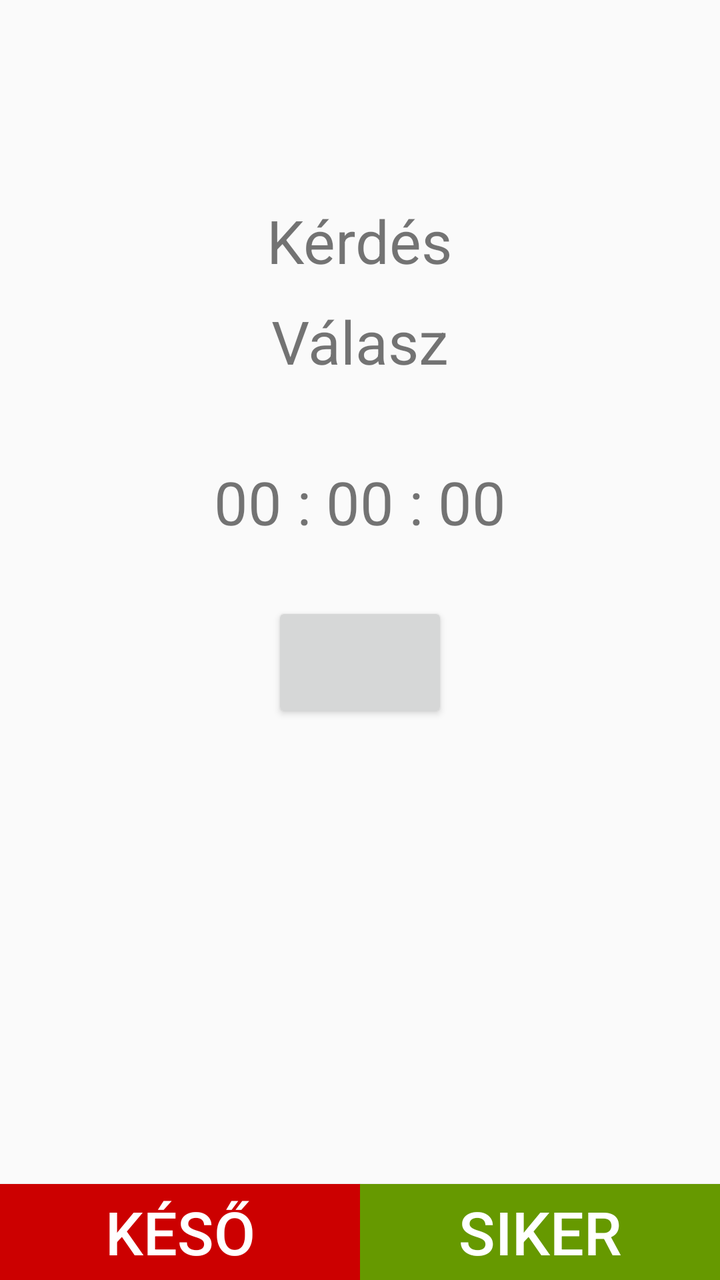
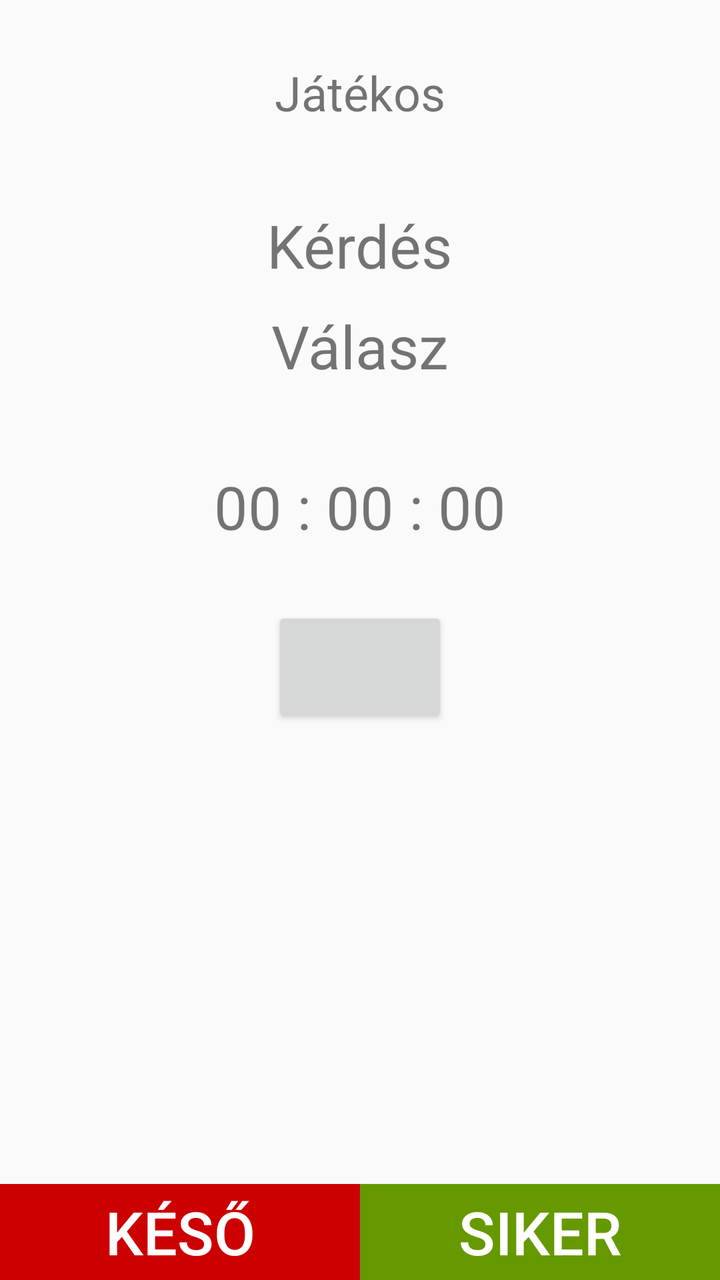

Compare the two renders of this Android layout. The source of the first and the diff that turns it into the second are given below.
<!-- AndroidManifest.xml: application theme AppTheme -->
<!-- res/layout/activity_question.xml -->
<?xml version="1.0" encoding="utf-8"?>
<RelativeLayout xmlns:android="http://schemas.android.com/apk/res/android"
    xmlns:app="http://schemas.android.com/apk/res-auto"
    xmlns:tools="http://schemas.android.com/tools"
    android:layout_width="match_parent"
    android:layout_height="match_parent"
    tools:context=".QuestionActivity">

    <View
        android:id="@+id/questionView"
        android:layout_width="0dp"
        android:layout_height="0dp"
        android:layout_centerHorizontal="true"
        android:background="@android:color/holo_blue_bright"/>

    <TextView
        android:layout_width="wrap_content"
        android:layout_height="wrap_content"
        android:id="@+id/Question"
        android:text="Kérdés"
        android:textSize="30sp"
        android:layout_centerHorizontal="true"
        android:layout_marginTop="100dp"
        android:layout_marginBottom="10dp"/>

    <TextView
        android:layout_width="wrap_content"
        android:layout_height="wrap_content"
        android:id="@+id/Answer"
        android:text="Válasz"
        android:textSize="30sp"
        android:layout_centerHorizontal="true"
        android:layout_below="@+id/Question"
        android:layout_marginBottom="10dp"/>

    <TextView
        android:layout_width="wrap_content"
        android:layout_height="wrap_content"
        android:id="@+id/Timer"
        android:layout_centerHorizontal="true"
        android:layout_below="@+id/Answer"
        android:layout_marginTop="30dp"
        android:textSize="30sp"
        android:text="00 : 00 : 00"/>

    <Button
        android:layout_width="wrap_content"
        android:layout_height="wrap_content"
        android:id="@+id/ButtonStartStop"
        android:layout_centerHorizontal="true"
        android:layout_below="@+id/Timer"
        android:layout_marginTop="30dp"
        android:textSize="30sp"/>

    <Button
        android:layout_width="0dp"
        android:layout_height="wrap_content"
        android:id="@+id/ButtonNotOk"
        android:layout_alignParentBottom="true"
        android:layout_alignEnd="@id/questionView"
        android:layout_alignParentStart="true"
        android:text="Késő"
        android:textSize="30sp"
        android:textColor="@android:color/white"
        android:background="@android:color/holo_red_dark"/>

    <Button
        android:layout_width="0dp"
        android:layout_height="wrap_content"
        android:id="@+id/ButtonOk"
        android:layout_alignParentBottom="true"
        android:layout_alignStart="@id/questionView"
        android:layout_alignParentEnd="true"
        android:text="Siker"
        android:textSize="30sp"
        android:textColor="@android:color/white"
        android:background="@android:color/holo_green_dark"/>

</RelativeLayout>
<!-- resources referenced by this layout -->
<resources>
  <style name="AppTheme" parent="Theme.AppCompat.Light.DarkActionBar">
          
          <item name="colorPrimary">@color/colorPrimary</item>
          <item name="colorPrimaryDark">@color/colorPrimaryDark</item>
          <item name="colorAccent">@color/colorAccent</item>
      </style>
  <color name="colorPrimary">#6200EE</color>
  <color name="colorPrimaryDark">#3700B3</color>
  <color name="colorAccent">#03DAC5</color>
</resources>

<!-- the commit's change to res/layout/activity_question.xml (unified diff, before → after) -->
@@ -16,11 +16,22 @@
     <TextView
         android:layout_width="wrap_content"
         android:layout_height="wrap_content"
+        android:id="@+id/CurrentPlayer"
+        android:text="Játékos"
+        android:textSize="24sp"
+        android:layout_centerHorizontal="true"
+        android:layout_marginTop="30dp"/>
+
+    <TextView
+        android:layout_width="wrap_content"
+        android:layout_height="wrap_content"
         android:id="@+id/Question"
         android:text="Kérdés"
         android:textSize="30sp"
+        android:textAlignment="center"
         android:layout_centerHorizontal="true"
-        android:layout_marginTop="100dp"
+        android:layout_below="@+id/CurrentPlayer"
+        android:layout_marginTop="40dp"
         android:layout_marginBottom="10dp"/>
 
     <TextView
